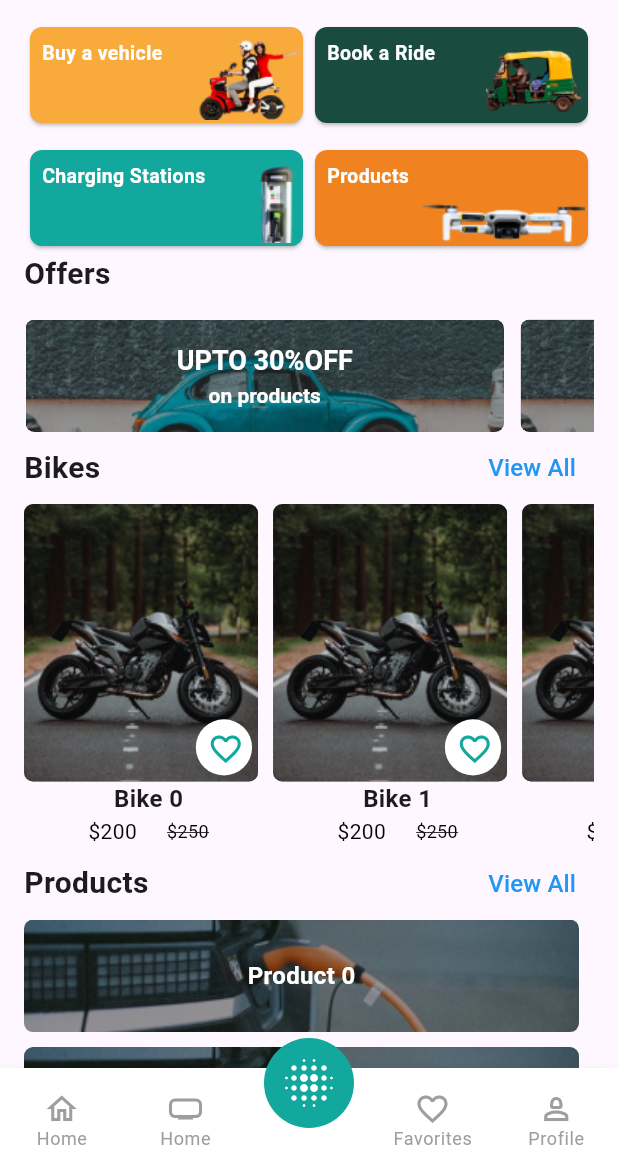
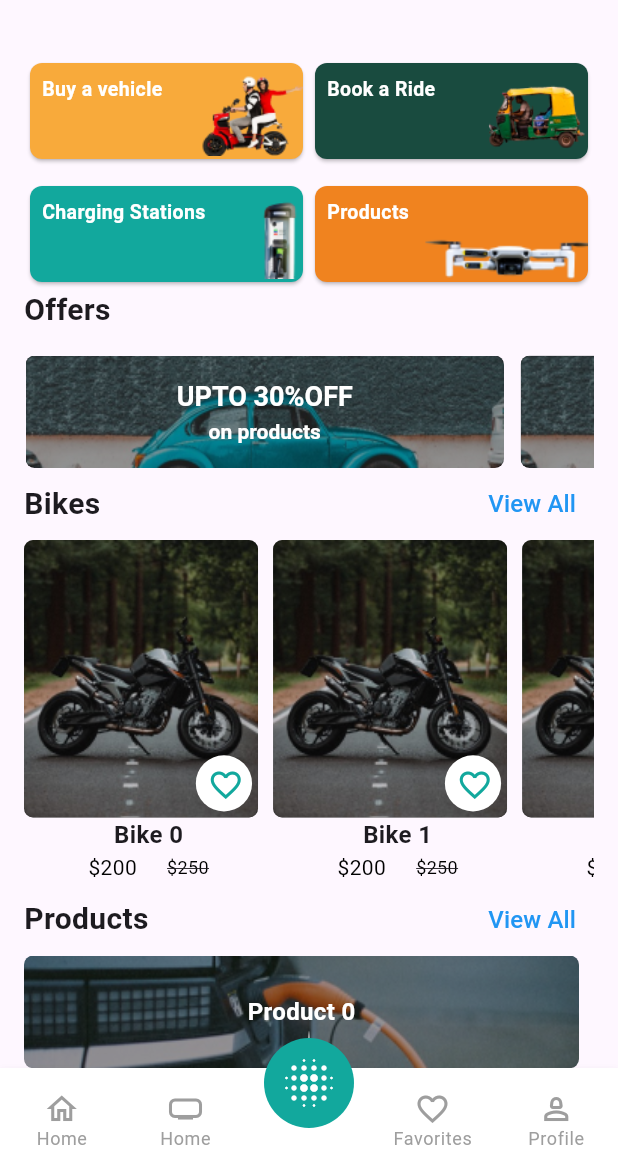
Before and after one commit to vsiva253/Bike-Rent-UI, a Flutter app: the screen it shows after launch, on a phone screen of 412 x 824 dp, the part 63-1236 px from its top. Run offline on Flutter 3.47's test engine with Material 3 defaults, Android fonts, the phone set to English and light mode, and no system bars; drawn by our look-alikes of convex_bottom_bar; our stand-ins replace chewie, video_player; Roboto replaces fonts that are missing (Poppins).

Commit message:
first commit

```diff
--- a/lib/screens/home_page.dart
+++ b/lib/screens/home_page.dart
@@ -35,12 +35,16 @@ class Homepage extends StatelessWidget {
           // Handle tab item taps
         },
       ),
-      appBar: CustomAppBar(),
+      appBar: PreferredSize(
+          preferredSize: Size(double.infinity, 60), child: CustomAppBar()),
       body: SingleChildScrollView(
         child: Padding(
           padding: const EdgeInsets.only(left: 16, right: 16),
           child: Column(
             children: [
+              SizedBox(
+                height: 20,
+              ),
               CategoryCards(),
               Align(
                 alignment: Alignment.topLeft,
--- a/lib/widgets/category_cards.dart
+++ b/lib/widgets/category_cards.dart
@@ -39,14 +39,14 @@ class CategoryCards extends StatelessWidget {
   Widget _buildCard(String title, Color color, String img) {
     return SizedBox(
       height: 72,
-      width: 155, // Updated width to 155px
+      // width: 155, // Updated width to 155px
       child: Card(
         color: color,
         shape: RoundedRectangleBorder(
           borderRadius: BorderRadius.circular(8.0), // Added border-radius: 8px
         ),
         child: Padding(
-          padding: EdgeInsets.fromLTRB(8.0, 8.0, 2.0, 2.0), // Modified padding
+          padding: EdgeInsets.fromLTRB(8.0, 8.0, 0.0, 2.0), // Modified padding
           child: Row(
             mainAxisAlignment: MainAxisAlignment.spaceBetween,
             children: [
```
